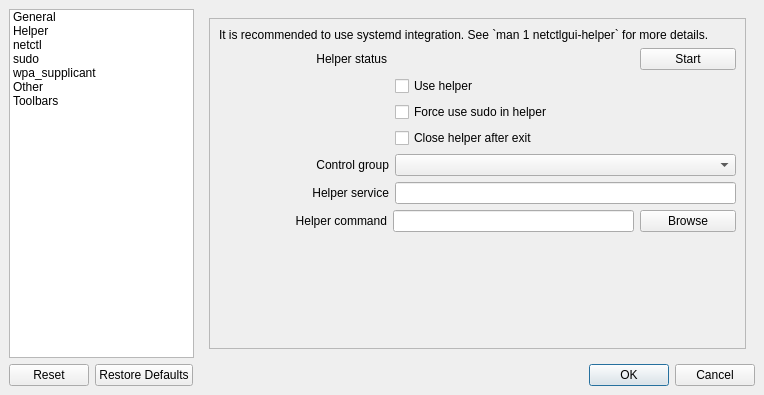
First picture: the form in sources/gui/src/settingswindow.ui, repository arcan1s/netctl-gui, before the edit.
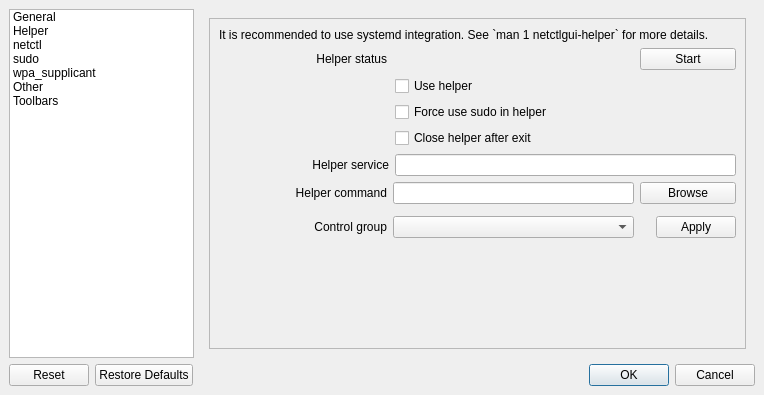
Second picture: the form after the edit. The open tabs and pages were chosen to show the change. Icons and pictures are not drawn.

Patch:
```diff
--- a/sources/gui/src/settingswindow.ui
+++ b/sources/gui/src/settingswindow.ui
@@ -477,39 +477,6 @@
                 </item>
                </layout>
               </item>
-              <item>
-               <layout class="QHBoxLayout" name="layout_group">
-                <item>
-                 <widget class="QLabel" name="label_group">
-                  <property name="sizePolicy">
-                   <sizepolicy hsizetype="Preferred" vsizetype="Preferred">
-                    <horstretch>1</horstretch>
-                    <verstretch>0</verstretch>
-                   </sizepolicy>
-                  </property>
-                  <property name="text">
-                   <string>Control group</string>
-                  </property>
-                  <property name="alignment">
-                   <set>Qt::AlignRight|Qt::AlignTrailing|Qt::AlignVCenter</set>
-                  </property>
-                 </widget>
-                </item>
-                <item>
-                 <widget class="QComboBox" name="comboBox_group">
-                  <property name="sizePolicy">
-                   <sizepolicy hsizetype="Preferred" vsizetype="Fixed">
-                    <horstretch>2</horstretch>
-                    <verstretch>0</verstretch>
-                   </sizepolicy>
-                  </property>
-                  <property name="toolTip">
-                   <string>Select a language</string>
-                  </property>
-                 </widget>
-                </item>
-               </layout>
-              </item>
               <item>
                <layout class="QHBoxLayout" name="layout_helperService">
                 <item>
@@ -586,6 +553,59 @@
                 </item>
                </layout>
               </item>
+              <item>
+               <widget class="Line" name="line">
+                <property name="orientation">
+                 <enum>Qt::Vertical</enum>
+                </property>
+               </widget>
+              </item>
+              <item>
+               <layout class="QHBoxLayout" name="layout_group">
+                <item>
+                 <widget class="QLabel" name="label_group">
+                  <property name="sizePolicy">
+                   <sizepolicy hsizetype="Preferred" vsizetype="Preferred">
+                    <horstretch>7</horstretch>
+                    <verstretch>0</verstretch>
+                   </sizepolicy>
+                  </property>
+                  <property name="text">
+                   <string>Control group</string>
+                  </property>
+                  <property name="alignment">
+                   <set>Qt::AlignRight|Qt::AlignTrailing|Qt::AlignVCenter</set>
+                  </property>
+                 </widget>
+                </item>
+                <item>
+                 <widget class="QComboBox" name="comboBox_group">
+                  <property name="sizePolicy">
+                   <sizepolicy hsizetype="Preferred" vsizetype="Fixed">
+                    <horstretch>10</horstretch>
+                    <verstretch>0</verstretch>
+                   </sizepolicy>
+                  </property>
+                  <property name="toolTip">
+                   <string>Select a language</string>
+                  </property>
+                 </widget>
+                </item>
+                <item>
+                 <widget class="QDialogButtonBox" name="buttonBox_applyGroup">
+                  <property name="sizePolicy">
+                   <sizepolicy hsizetype="Expanding" vsizetype="Fixed">
+                    <horstretch>4</horstretch>
+                    <verstretch>0</verstretch>
+                   </sizepolicy>
+                  </property>
+                  <property name="standardButtons">
+                   <set>QDialogButtonBox::Apply</set>
+                  </property>
+                 </widget>
+                </item>
+               </layout>
+              </item>
               <item>
                <spacer name="spacer_helper">
                 <property name="orientation">
```
Left out of the diff: 12 changed lines with no effect on the pictures.
